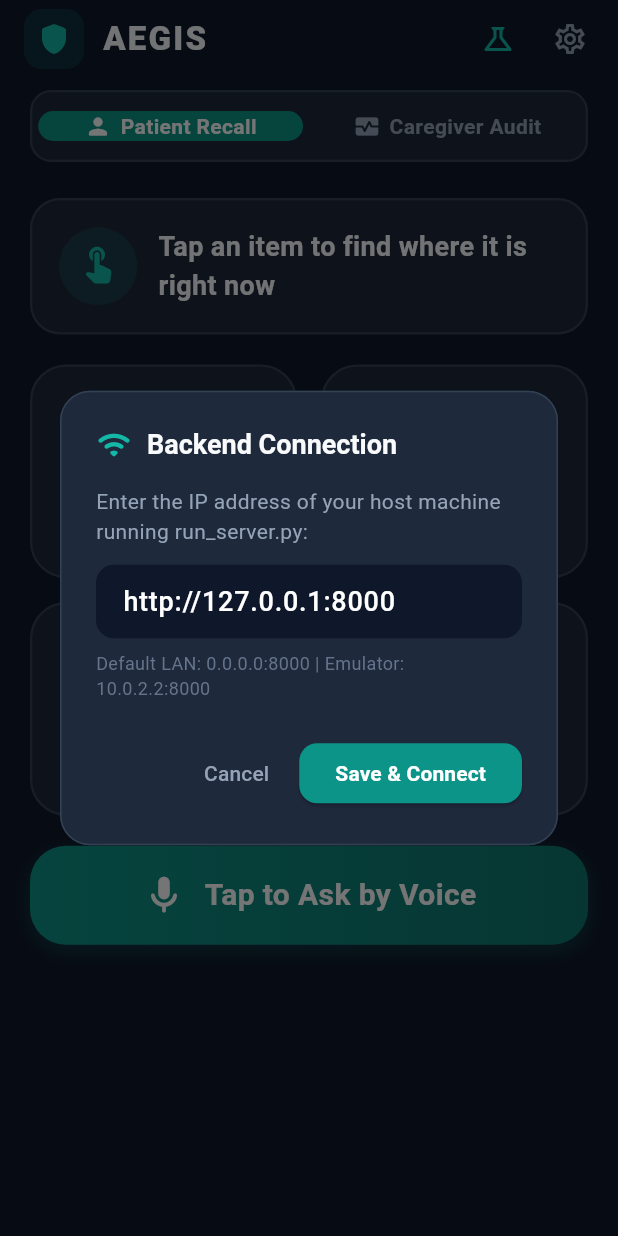
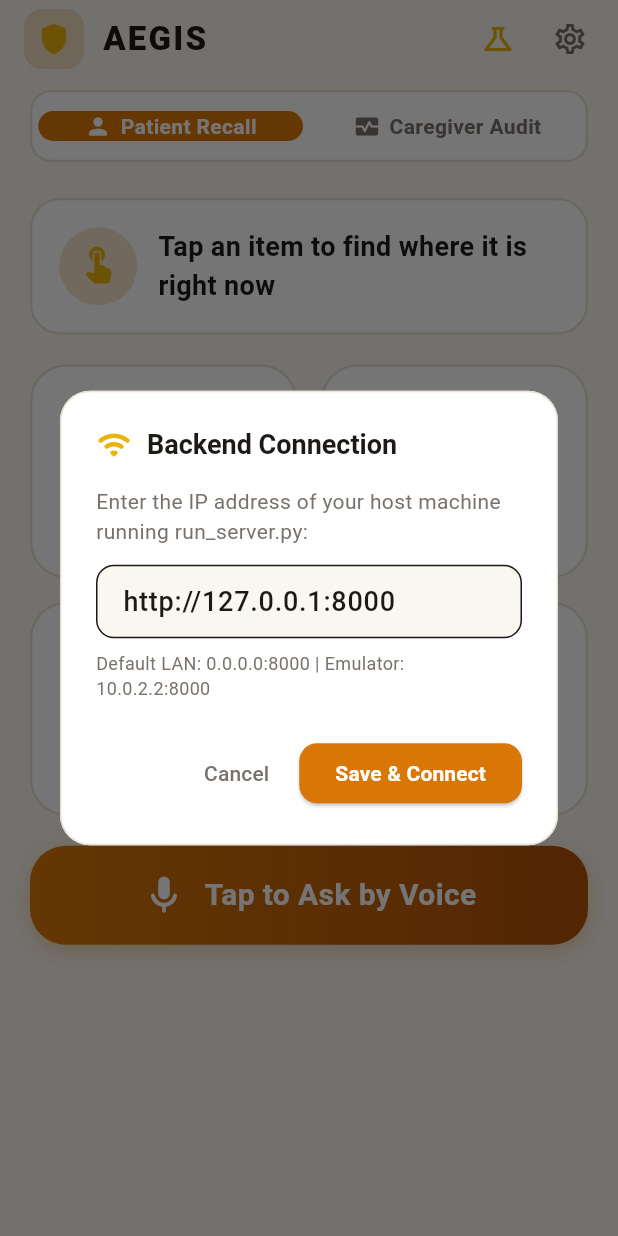
Before and after one commit to fez-Ox/aegis, a Flutter app: the screen it shows after launch, after a tap on the "settings" icon, on a phone screen of 412 x 824 dp. Run offline on Flutter 3.47's test engine with Material 3 defaults, Android fonts, the phone set to English and light mode, and no system bars; network calls fail.

Commit message:
Design improvement.

```diff
--- a/apps/mobile/lib/theme/app_theme.dart
+++ b/apps/mobile/lib/theme/app_theme.dart
@@ -1,25 +1,26 @@
 import 'package:flutter/material.dart';
 
 class AppTheme {
-  // Medical & Dementia-Accessible Palette
-  static const Color darkCanvas = Color(0xFF0F172A);      // Slate Charcoal
-  static const Color darkSurface = Color(0xFF1E293B);     // Slate Surface
-  static const Color lightCanvas = Color(0xFFF8FAFC);     // Medical Porcelain
-  static const Color lightSurface = Color(0xFFFFFFFF);    // Pure White Card
+  // Warmer Tones Palette (Yellow & Off-White) - Dementia-Accessible
+  static const Color darkCanvas = Color(0xFFFAF7F0);      // Warm Off-White Canvas / Linen
+  static const Color darkSurface = Color(0xFFFFFFFF);     // Warm Off-White Card Surface
+  static const Color lightCanvas = Color(0xFFFAF7F0);     // Warm Off-White Canvas
+  static const Color lightSurface = Color(0xFFFFFFFF);    // Pure Warm White Card
 
-  static const Color primaryTeal = Color(0xFF0D9488);     // Therapeutic Teal
-  static const Color tealAccent = Color(0xFF14B8A6);      // Bright Teal
-  static const Color royalAmethyst = Color(0xFF6366F1);   // Anchor Purple
+  static const Color primaryTeal = Color(0xFFD97706);     // Warm Amber / Golden Honey
+  static const Color tealAccent = Color(0xFFEAB308);      // Bright Warm Yellow
+  static const Color royalAmethyst = Color(0xFFCA8A04);   // Warm Golden Ochre
   static const Color alertAmber = Color(0xFFF59E0B);      // Calm Amber Attention
-  static const Color textHighContrast = Color(0xFFF8FAFC); // WCAG AAA
-  static const Color textMuted = Color(0xFF94A3B8);
+  static const Color textHighContrast = Color(0xFF1C1917); // Deep Warm Charcoal (WCAG AAA)
+  static const Color textMuted = Color(0xFF78716C);       // Warm Muted Stone
+  static const Color cardBorder = Color(0xFFE7E0D3);      // Warm Subtle Border
 
   static ThemeData get darkTheme {
     return ThemeData(
       useMaterial3: true,
-      brightness: Brightness.dark,
+      brightness: Brightness.light,
       scaffoldBackgroundColor: darkCanvas,
-      colorScheme: const ColorScheme.dark(
+      colorScheme: const ColorScheme.light(
         primary: primaryTeal,
         secondary: royalAmethyst,
         surface: darkSurface,
@@ -31,7 +32,7 @@ class AppTheme {
         elevation: 2,
         shape: RoundedRectangleBorder(
           borderRadius: BorderRadius.circular(20),
-          side: const BorderSide(color: Color(0xFF334155), width: 1.5),
+          side: const BorderSide(color: cardBorder, width: 1.5),
         ),
       ),
       textTheme: const TextTheme(
--- a/apps/mobile/lib/views/caregiver/caregiver_view.dart
+++ b/apps/mobile/lib/views/caregiver/caregiver_view.dart
@@ -47,7 +47,7 @@ class _CaregiverViewState extends State<CaregiverView> {
               decoration: BoxDecoration(
                 color: AppTheme.darkSurface,
                 borderRadius: BorderRadius.circular(20),
-                border: Border.all(color: const Color(0xFF334155), width: 1.5),
+                border: Border.all(color: AppTheme.cardBorder, width: 1.5),
               ),
               child: Column(
                 crossAxisAlignment: CrossAxisAlignment.start,
@@ -166,7 +166,7 @@ class _CaregiverViewState extends State<CaregiverView> {
                     decoration: BoxDecoration(
                       color: AppTheme.darkSurface,
                       borderRadius: BorderRadius.circular(16),
-                      border: Border.all(color: const Color(0xFF334155), width: 1),
+                      border: Border.all(color: AppTheme.cardBorder, width: 1),
                     ),
                     child: Row(
                       crossAxisAlignment: CrossAxisAlignment.start,
@@ -174,10 +174,10 @@ class _CaregiverViewState extends State<CaregiverView> {
                         Container(
                           padding: const EdgeInsets.all(8),
                           decoration: BoxDecoration(
-                            color: AppTheme.royalAmethyst.withOpacity(0.2),
+                            color: AppTheme.royalAmethyst.withOpacity(0.15),
                             shape: BoxShape.circle,
                           ),
-                          child: const Icon(Icons.arrow_forward_rounded, color: Color(0xFFA5B4FC), size: 16),
+                          child: const Icon(Icons.arrow_forward_rounded, color: Color(0xFF92400E), size: 16),
                         ),
                         const SizedBox(width: 12),
                         Expanded(
--- a/apps/mobile/lib/views/home_screen.dart
+++ b/apps/mobile/lib/views/home_screen.dart
@@ -66,7 +66,7 @@ class _HomeScreenState extends State<HomeScreen> {
               decoration: BoxDecoration(
                 color: AppTheme.darkSurface,
                 borderRadius: BorderRadius.circular(14),
-                border: Border.all(color: const Color(0xFF334155), width: 1.5),
+                border: Border.all(color: AppTheme.cardBorder, width: 1.5),
               ),
               child: Row(
                 children: [
@@ -143,7 +143,7 @@ class _HomeScreenState extends State<HomeScreen> {
         backgroundColor: AppTheme.darkSurface,
         shape: RoundedRectangleBorder(
           borderRadius: BorderRadius.circular(20),
-          side: const BorderSide(color: Color(0xFF334155)),
+          side: const BorderSide(color: AppTheme.cardBorder),
         ),
         title: const Row(
           children: [
@@ -170,15 +170,15 @@ class _HomeScreenState extends State<HomeScreen> {
             const SizedBox(height: 12),
             TextField(
               controller: controller,
-              style: const TextStyle(color: Colors.white),
+              style: const TextStyle(color: AppTheme.textHighContrast),
               decoration: InputDecoration(
                 filled: true,
-                fillColor: const Color(0xFF0F172A),
+                fillColor: AppTheme.darkCanvas,
                 hintText: "http://192.168.1.XX:8000",
-                hintStyle: const TextStyle(color: Color(0xFF64748B)),
+                hintStyle: const TextStyle(color: AppTheme.textMuted),
                 border: OutlineInputBorder(
                   borderRadius: BorderRadius.circular(12),
-                  borderSide: BorderSide.none,
+                  borderSide: const BorderSide(color: AppTheme.cardBorder),
                 ),
                 contentPadding: const EdgeInsets.symmetric(horizontal: 14, vertical: 12),
               ),
@@ -186,7 +186,7 @@ class _HomeScreenState extends State<HomeScreen> {
             const SizedBox(height: 8),
             const Text(
               "Default LAN: 0.0.0.0:8000 | Emulator: 10.0.2.2:8000",
-              style: TextStyle(color: Color(0xFF64748B), fontSize: 12),
+              style: TextStyle(color: AppTheme.textMuted, fontSize: 12),
             ),
           ],
         ),
@@ -282,7 +282,7 @@ class _HomeScreenState extends State<HomeScreen> {
               color: AppTheme.tealAccent,
               onTap: () => _triggerSim(ctx, "cabinet", "Shoes #1 safely placed in cabinet"),
             ),
-            const Divider(color: Color(0xFF334155), height: 24),
+            const Divider(color: AppTheme.cardBorder, height: 24),
             TextButton.icon(
               icon: const Icon(Icons.refresh_rounded, color: AppTheme.textMuted, size: 18),
               label: const Text(
--- a/apps/mobile/lib/views/patient/patient_view.dart
+++ b/apps/mobile/lib/views/patient/patient_view.dart
@@ -21,7 +21,7 @@ class _PatientViewState extends State<PatientView> {
     {'label': 'Shoes', 'query': 'shoes', 'icon': Icons.snowshoeing_rounded, 'color': AppTheme.tealAccent},
     {'label': 'Keys', 'query': 'keys', 'icon': Icons.key_rounded, 'color': AppTheme.royalAmethyst},
     {'label': 'Glasses', 'query': 'glasses', 'icon': Icons.visibility_rounded, 'color': AppTheme.alertAmber},
-    {'label': 'Medicine', 'query': 'medicine', 'icon': Icons.medication_rounded, 'color': const Color(0xFFEC4899)},
+    {'label': 'Medicine', 'query': 'medicine', 'icon': Icons.medication_rounded, 'color': const Color(0xFFD97706)},
   ];
 
   Future<void> _executeQuery(String item) async {
@@ -51,7 +51,7 @@ class _PatientViewState extends State<PatientView> {
             decoration: BoxDecoration(
               color: AppTheme.darkSurface,
               borderRadius: BorderRadius.circular(20),
-              border: Border.all(color: const Color(0xFF334155), width: 1.5),
+              border: Border.all(color: AppTheme.cardBorder, width: 1.5),
             ),
             child: Row(
               children: [
@@ -97,7 +97,7 @@ class _PatientViewState extends State<PatientView> {
                     color: isSelected ? AppTheme.primaryTeal.withOpacity(0.3) : AppTheme.darkSurface,
                     borderRadius: BorderRadius.circular(24),
                     border: Border.all(
-                      color: isSelected ? AppTheme.tealAccent : const Color(0xFF334155),
+                      color: isSelected ? AppTheme.tealAccent : AppTheme.cardBorder,
                       width: isSelected ? 3.0 : 1.5,
                     ),
                   ),
@@ -126,7 +126,7 @@ class _PatientViewState extends State<PatientView> {
               padding: const EdgeInsets.symmetric(vertical: 18, horizontal: 20),
               decoration: BoxDecoration(
                 gradient: const LinearGradient(
-                  colors: [AppTheme.primaryTeal, Color(0xFF0F766E)],
+                  colors: [AppTheme.primaryTeal, Color(0xFFB45309)],
                 ),
                 borderRadius: BorderRadius.circular(24),
                 boxShadow: [
@@ -171,7 +171,7 @@ class _PatientViewState extends State<PatientView> {
         borderRadius: BorderRadius.circular(24),
         border: Border.all(color: AppTheme.tealAccent, width: 2.0),
         boxShadow: [
-          BoxShadow(color: Colors.black.withOpacity(0.4), blurRadius: 16, offset: const Offset(0, 6)),
+          BoxShadow(color: Colors.black.withOpacity(0.06), blurRadius: 16, offset: const Offset(0, 6)),
         ],
       ),
       child: Column(
@@ -182,17 +182,17 @@ class _PatientViewState extends State<PatientView> {
               Container(
                 padding: const EdgeInsets.symmetric(horizontal: 12, vertical: 6),
                 decoration: BoxDecoration(
-                  color: AppTheme.primaryTeal.withOpacity(0.2),
+                  color: AppTheme.primaryTeal.withOpacity(0.15),
                   borderRadius: BorderRadius.circular(12),
                 ),
                 child: Row(
                   mainAxisSize: MainAxisSize.min,
                   children: [
-                    const Icon(Icons.check_circle_rounded, color: AppTheme.tealAccent, size: 18),
+                    const Icon(Icons.check_circle_rounded, color: AppTheme.primaryTeal, size: 18),
                     const SizedBox(width: 6),
                     Text(
                       result.found ? "LOCATED" : "NOT FOUND",
-                      style: const TextStyle(color: AppTheme.tealAccent, fontWeight: FontWeight.bold, fontSize: 13),
+                      style: const TextStyle(color: AppTheme.primaryTeal, fontWeight: FontWeight.bold, fontSize: 13),
                     ),
                   ],
                 ),
@@ -202,12 +202,12 @@ class _PatientViewState extends State<PatientView> {
                 Container(
                   padding: const EdgeInsets.symmetric(horizontal: 10, vertical: 4),
                   decoration: BoxDecoration(
-                    color: AppTheme.royalAmethyst.withOpacity(0.25),
+                    color: AppTheme.royalAmethyst.withOpacity(0.15),
                     borderRadius: BorderRadius.circular(10),
                   ),
                   child: const Text(
                     "✦ PERSISTENT MEMORY",
-                    style: TextStyle(color: Color(0xFFA5B4FC), fontWeight: FontWeight.w700, fontSize: 11),
+                    style: TextStyle(color: Color(0xFF92400E), fontWeight: FontWeight.w700, fontSize: 11),
                   ),
                 ),
             ],
@@ -230,7 +230,7 @@ class _PatientViewState extends State<PatientView> {
               const SizedBox(width: 16),
               const Icon(Icons.room_rounded, color: AppTheme.royalAmethyst, size: 18),
               const SizedBox(width: 6),
-              Text(result.anchorLabel ?? "Room Anchor", style: const TextStyle(color: Color(0xFFA5B4FC), fontSize: 15, fontWeight: FontWeight.w600)),
+              Text(result.anchorLabel ?? "Room Anchor", style: const TextStyle(color: Color(0xFF92400E), fontSize: 15, fontWeight: FontWeight.w600)),
             ],
           ),
         ],
```
Also changed, not shown: apps/mobile/pubspec.lock (added).
